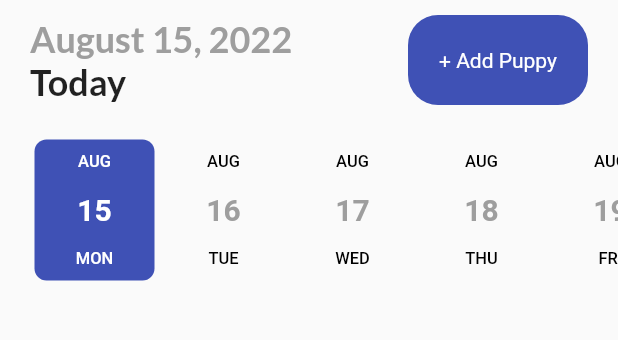
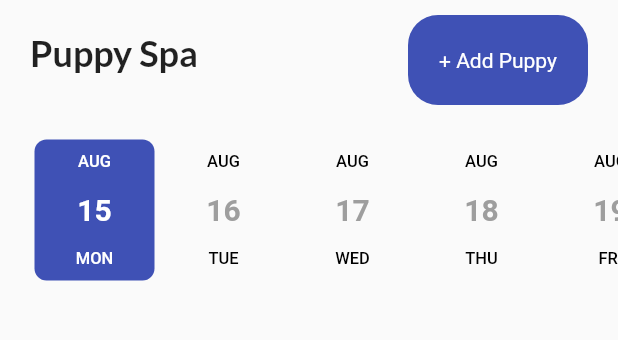
Before and after one commit to bonganim911/waiting_list, a Flutter app: the screen it shows after launch, on a phone screen of 412 x 824 dp, the part 84-424 px from its top. Run offline on Flutter 3.47's test engine with Material 2 defaults, Android fonts, the light colour scheme and no system bars; drawn by our look-alikes of date_picker_timeline; our stand-ins replace flutter_local_notifications, flutter_staggered_animations, get, get_storage, google_fonts, sqflite and 1 more; accounts and stored records are empty.

Commit message:
Refactored and removed redundancy

```diff
--- a/lib/ui/home_page.dart
+++ b/lib/ui/home_page.dart
@@ -57,6 +57,7 @@ class _HomePageState extends State<HomePage> {
       return ListView.builder(
         itemCount: _puppyController.puppyList.length,
         itemBuilder: (_, index) {
+
           var puppy = _puppyController.puppyList[index];
 
           if(puppy.date==DateFormat.yMd().format(_selectedDate)){
@@ -91,17 +92,14 @@ class _HomePageState extends State<HomePage> {
         mainAxisAlignment: MainAxisAlignment.spaceBetween,
         children: [
           Container(
+            margin: const EdgeInsets.only(top: 10, bottom: 20),
             child: Column(
               crossAxisAlignment: CrossAxisAlignment.start,
               children: [
                 Text(
-                  DateFormat.yMMMMd().format(_selectedDate),
-                  style: subHeadingStyle,
+                  "Puppy Spa",
+                  style: headingStyle,
                 ),
-                Text(
-                  "Today",
-                  style: headingStyle,
-                )
               ],
             ),
           ),
```
Also changed, not shown: lib/ui/widgets/puppyTile.dart (+5 -18 lines).
